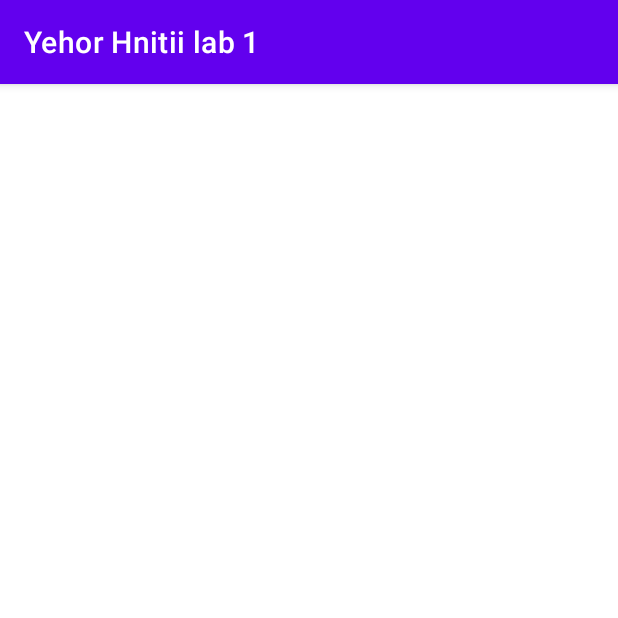
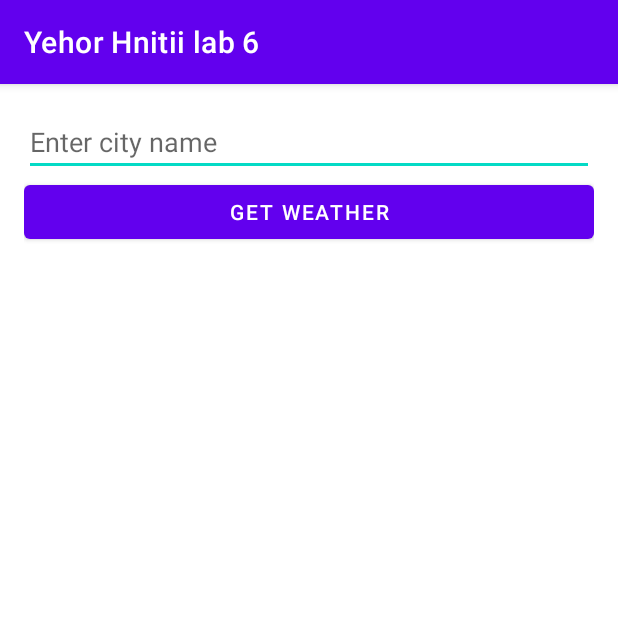
Before and after one commit to shutuper/android-labs, an Android app: the screen it shows after launch (MainActivity before the commit, WeatherActivity after it), on a phone screen of 412 x 824 dp, the top half of it. Run offline under Robolectric (Android 15) with nearby library versions, the phone set to English and light mode, and no system bars.

Commit message:
Lab-6: created forecast app;

```diff
--- a/app/build.gradle
+++ b/app/build.gradle
@@ -48,4 +48,9 @@ dependencies {
     testImplementation 'junit:junit:4.13.2'
     androidTestImplementation 'androidx.test.ext:junit:1.1.3'
     androidTestImplementation 'androidx.test.espresso:espresso-core:3.4.0'
+    implementation 'com.google.code.gson:gson:2.8.7'
+    implementation "com.squareup.retrofit2:retrofit:2.9.0"
+    implementation "com.squareup.retrofit2:converter-gson:2.9.0"
+    implementation "com.squareup.okhttp3:logging-interceptor:4.9.2"
+
 }
--- a/app/src/main/java/com/example/android1/MainActivity.kt
+++ /dev/null
@@ -1,64 +0,0 @@
-package com.example.android1
-
-import android.hardware.Sensor
-import android.hardware.SensorEvent
-import android.hardware.SensorEventListener
-import android.hardware.SensorManager
-import android.os.Bundle
-import android.widget.TextView
-import androidx.appcompat.app.AppCompatActivity
-import kotlin.math.atan2
-
-class MainActivity : AppCompatActivity(), SensorEventListener {
-
-    // Declare variables
-    private lateinit var sensorManager: SensorManager
-    private lateinit var sensor: Sensor
-    private lateinit var textView: TextView
-
-    override fun onCreate(savedInstanceState: Bundle?) {
-        super.onCreate(savedInstanceState)
-        setContentView(R.layout.activity_main)
-
-        // Initialize the TextView
-        textView = findViewById(R.id.text_view)
-
-        // Initialize the sensor manager and accelerometer sensor
-        sensorManager = getSystemService(SENSOR_SERVICE) as SensorManager
-        sensor = sensorManager.getDefaultSensor(Sensor.TYPE_ACCELEROMETER)
-    }
-
-    override fun onResume() {
-        super.onResume()
-
-        // Register the listener for the accelerometer sensor
-        sensorManager.registerListener(this, sensor, SensorManager.SENSOR_DELAY_NORMAL)
-    }
-
-    override fun onPause() {
-        super.onPause()
-
-        // Unregister the listener for the accelerometer sensor
-        sensorManager.unregisterListener(this)
-    }
-
-    override fun onAccuracyChanged(sensor: Sensor?, accuracy: Int) {
-        // Not used in this example
-    }
-
-    override fun onSensorChanged(event: SensorEvent?) {
-        if (event?.sensor?.type == Sensor.TYPE_ACCELEROMETER) {
-
-            // Get the x and y values from the accelerometer sensor
-            val x = event.values[0]
-            val y = event.values[1]
-
-            // Calculate the angle using the atan2 function and convert to degrees
-            val angle = atan2(y.toDouble(), x.toDouble()) * (180 / Math.PI)
-
-            // Display the angle in the TextView
-            textView.text = "Angle: ${angle.toInt() - 90}°"
-        }
-    }
-
-}
--- /dev/null
+++ b/app/src/main/java/com/example/android1/WeatherActivity.kt
@@ -0,0 +1,61 @@
+package com.example.android1
+
+import androidx.appcompat.app.AppCompatActivity
+import android.os.Bundle
+import android.widget.Button
+import android.widget.EditText
+import android.widget.TextView
+import androidx.activity.viewModels
+
+
+class WeatherActivity : AppCompatActivity() {
+
+    private val viewModel: WeatherViewModel by viewModels()
+
+    private lateinit var editText: EditText
+    private lateinit var button: Button
+    private lateinit var textViewCity: TextView
+    private lateinit var textViewWeather: TextView
+    private lateinit var textViewTemperature: TextView
+    private lateinit var textViewFeelsLike: TextView
+    private lateinit var textViewMinTemperature: TextView
+    private lateinit var textViewMaxTemperature: TextView
+    private lateinit var textViewPressure: TextView
+    private lateinit var textViewHumidity: TextView
+
+    override fun onCreate(savedInstanceState: Bundle?) {
+        super.onCreate(savedInstanceState)
+        setContentView(R.layout.activity_weather)
+
+        editText = findViewById(R.id.editText)
+        button = findViewById(R.id.button)
+        textViewCity = findViewById(R.id.textViewCity)
+        textViewWeather = findViewById(R.id.textViewWeather)
+        textViewTemperature = findViewById(R.id.textViewTemperature)
+        textViewFeelsLike = findViewById(R.id.textViewFeelsLike)
+        textViewMinTemperature = findViewById(R.id.textViewMinTemperature)
+        textViewMaxTemperature = findViewById(R.id.textViewMaxTemperature)
+        textViewPressure = findViewById(R.id.textViewPressure)
+        textViewHumidity = findViewById(R.id.textViewHumidity)
+
+        button.setOnClickListener {
+            val city = editText.text.toString().trim()
+            if (city.isNotBlank()) viewModel.getCurrentWeather(city)
+        }
+
+        viewModel.currentWeather.observe(this) {
+            val weather = it.weather[0]
+            val main = it.main
+
+            textViewCity.text = it.name
+            textViewWeather.text = weather.main
+            textViewTemperature.text = "${main.temp} °C"
+            textViewFeelsLike.text = "Feels like ${main.feels_like} °C"
+            textViewMinTemperature.text = "Min: ${main.temp_min} °C"
+            textViewMaxTemperature.text = "Max: ${main.temp_max} °C"
+            textViewPressure.text = "Pressure: ${main.pressure} hPa"
+            textViewHumidity.text = "Humidity: ${main.humidity} %"
+        }
+    }
+
+}
--- /dev/null
+++ b/app/src/main/java/com/example/android1/WeatherApiService.kt
@@ -0,0 +1,16 @@
+package com.example.android1;
+
+import retrofit2.Call;
+import retrofit2.http.GET;
+import retrofit2.http.Query;
+
+interface WeatherApiService {
+
+	@GET("weather")
+	fun getCurrentWeather(
+			@Query("q") city: String,
+			@Query("appid") apiKey: String,
+			@Query("units") units: String
+	): Call<WeatherResponse>
+
+}
--- /dev/null
+++ b/app/src/main/java/com/example/android1/WeatherRepository.kt
@@ -0,0 +1,17 @@
+package com.example.android1
+
+import retrofit2.Retrofit
+import retrofit2.converter.gson.GsonConverterFactory
+
+class WeatherRepository {
+
+    private val apiService: WeatherApiService = Retrofit.Builder()
+        .baseUrl("https://api.openweathermap.org/data/2.5/")
+        .addConverterFactory(GsonConverterFactory.create())
+        .build()
+        .create(WeatherApiService::class.java)
+
+    fun getCurrentWeather(city: String, apiKey: String, units: String) =
+        apiService.getCurrentWeather(city, apiKey, units)
+
+}
--- /dev/null
+++ b/app/src/main/java/com/example/android1/WeatherViewModel.kt
@@ -0,0 +1,39 @@
+package com.example.android1
+
+import androidx.lifecycle.LiveData
+import androidx.lifecycle.MutableLiveData
+import androidx.lifecycle.ViewModel
+import retrofit2.Call
+import retrofit2.Callback
+import retrofit2.Response
+
+class WeatherViewModel : ViewModel() {
+
+    private val apiKey = "49967e78a3bbea2f57da1ee8820da348"
+    private val units = "metric"
+
+    private val weatherRepository = WeatherRepository()
+
+    private val _currentWeather = MutableLiveData<WeatherResponse>()
+    val currentWeather: LiveData<WeatherResponse>
+        get() = _currentWeather
+
+    fun getCurrentWeather(city: String) {
+        weatherRepository.getCurrentWeather(city, apiKey, units)
+            .enqueue(object : Callback<WeatherResponse> {
+                override fun onResponse(
+                    call: Call<WeatherResponse>,
+                    response: Response<WeatherResponse>
+                ) {
+                    if (response.isSuccessful) {
+                        _currentWeather.value = response.body()
+                    }
+                }
+
+                override fun onFailure(call: Call<WeatherResponse>, t: Throwable) {
+                    // Handle errors here
+                }
+            })
+    }
+
+}
--- a/app/src/main/res/layout/activity_main.xml
+++ /dev/null
@@ -1,16 +0,0 @@
-<?xml version="1.0" encoding="utf-8"?>
-<RelativeLayout xmlns:android="http://schemas.android.com/apk/res/android"
-                xmlns:tools="http://schemas.android.com/tools"
-                android:layout_width="match_parent"
-                android:layout_height="match_parent"
-                tools:context=".MainActivity">
-
-    <TextView
-            android:id="@+id/text_view"
-            android:layout_width="wrap_content"
-            android:layout_height="wrap_content"
-            android:textSize="30sp"
-            android:textStyle="bold"
-            android:layout_centerInParent="true" />
-
-</RelativeLayout>
--- /dev/null
+++ b/app/src/main/res/layout/activity_weather.xml
@@ -0,0 +1,88 @@
+<LinearLayout xmlns:android="http://schemas.android.com/apk/res/android"
+              xmlns:tools="http://schemas.android.com/tools"
+              android:orientation="vertical"
+              android:layout_width="match_parent"
+              android:layout_height="match_parent"
+              android:padding="16dp"
+              tools:context=".WeatherActivity">
+
+    <EditText
+            android:id="@+id/editText"
+            android:layout_width="match_parent"
+            android:layout_height="wrap_content"
+            android:hint="Enter city name" />
+
+    <Button
+            android:id="@+id/button"
+            android:layout_width="match_parent"
+            android:layout_height="wrap_content"
+            android:text="Get Weather" />
+
+    <TextView
+            android:id="@+id/textViewCity"
+            android:layout_width="match_parent"
+            android:layout_height="wrap_content"
+            android:textSize="30sp"
+            android:textStyle="bold"
+            android:gravity="center_horizontal"
+            android:paddingTop="32dp"
+            android:paddingBottom="32dp" />
+
+    <TextView
+            android:id="@+id/textViewWeather"
+            android:layout_width="match_parent"
+            android:layout_height="wrap_content"
+            android:textSize="20sp"
+            android:textStyle="bold"
+            android:gravity="center_horizontal"
+            android:paddingBottom="8dp" />
+
+    <TextView
+            android:id="@+id/textViewTemperature"
+            android:layout_width="match_parent"
+            android:layout_height="wrap_content"
+            android:textSize="16sp"
+            android:textStyle="bold"
+            android:gravity="center_horizontal"
+            android:paddingBottom="8dp" />
+
+    <TextView
+            android:id="@+id/textViewFeelsLike"
+            android:layout_width="match_parent"
+            android:layout_height="wrap_content"
+            android:textSize="16sp"
+            android:gravity="center_horizontal"
+            android:paddingBottom="8dp" />
+
+    <TextView
+            android:id="@+id/textViewMinTemperature"
+            android:layout_width="match_parent"
+            android:layout_height="wrap_content"
+            android:textSize="16sp"
+            android:gravity="center_horizontal"
+            android:paddingBottom="8dp" />
+
+    <TextView
+            android:id="@+id/textViewMaxTemperature"
+            android:layout_width="match_parent"
+            android:layout_height="wrap_content"
+            android:textSize="16sp"
+            android:gravity="center_horizontal"
+            android:paddingBottom="8dp" />
+
+    <TextView
+            android:id="@+id/textViewPressure"
+            android:layout_width="match_parent"
+            android:layout_height="wrap_content"
+            android:textSize="16sp"
+            android:gravity="center_horizontal"
+            android:paddingBottom="8dp" />
+
+    <TextView
+            android:id="@+id/textViewHumidity"
+            android:layout_width="match_parent"
+            android:layout_height="wrap_content"
+            android:textSize="16sp"
+            android:gravity="center_horizontal" />
+
+</LinearLayout>
--- a/app/src/main/res/values/strings.xml
+++ b/app/src/main/res/values/strings.xml
@@ -1,3 +1,3 @@
 <resources>
-    <string name="app_name">Yehor Hnitii lab 1</string>
+    <string name="app_name">Yehor Hnitii lab 6</string>
 </resources>
```
Also changed, not shown: app/src/main/AndroidManifest.xml (+5 -3 lines), app/src/main/java/com/example/android1/data.kt (added, +23 -0 lines).
